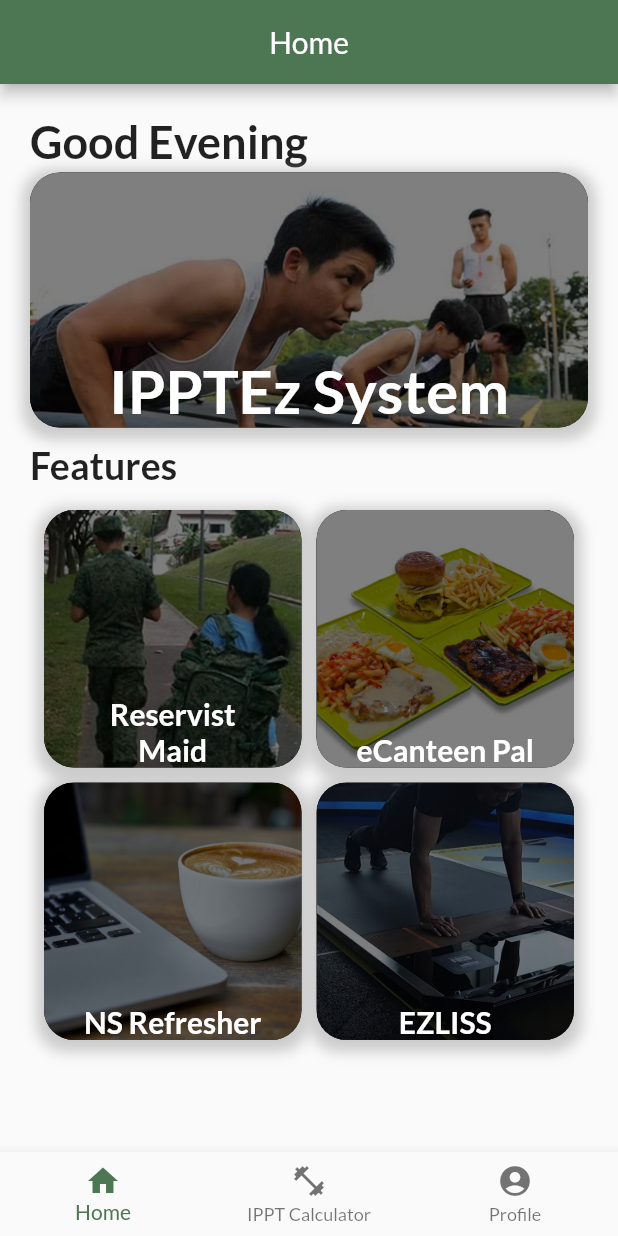
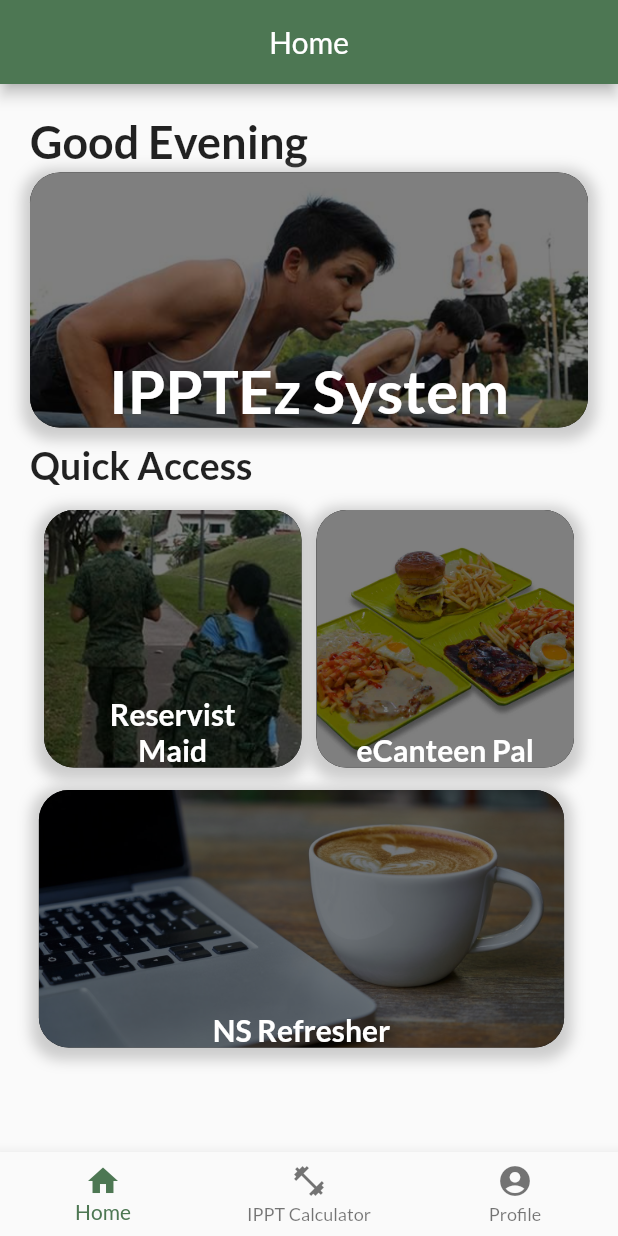
Before and after one commit to firwer/dstahackathon, a Flutter app: the screen it shows once a user with an empty profile is signed in, on a phone screen of 412 x 824 dp. Run offline on Flutter 3.47's test engine with Material 2 defaults, Android fonts, the light colour scheme and no system bars; our stand-ins replace cloud_firestore, firebase_auth, firebase_core, flutter_svg, syncfusion_flutter_calendar; accounts and stored records are empty.

Commit message:
Removed EzEliss

```diff
--- a/code-exp/lib/pages/userpage.dart
+++ b/code-exp/lib/pages/userpage.dart
@@ -146,7 +146,7 @@ class _HomeTabState extends State<HomeTab> {
             SizedBox(
               height: 10,
             ),
-            Text('Features',
+            Text('Quick Access',
                 style: TextStyle(fontWeight: FontWeight.bold, fontSize: 25)),
             SizedBox(height: 15),
             //Features
@@ -244,7 +244,7 @@ class _HomeTabState extends State<HomeTab> {
               ],
             ),
             SizedBox(
-              height: 10,
+              height: 15,
             ),
             Row(
               mainAxisAlignment: MainAxisAlignment.center,
@@ -256,7 +256,7 @@ class _HomeTabState extends State<HomeTab> {
                     children: [
                       Container(
                         height: boxDim,
-                        width: boxDim,
+                        width: MediaQuery.of(context).size.width * 0.85,
                         decoration: BoxDecoration(
                           color: Colors.black,
                           image: DecorationImage(
@@ -296,49 +296,49 @@ class _HomeTabState extends State<HomeTab> {
                 ),
                 SizedBox(width: 10),
                 //eCanteen
-                InkWell(
-                  child: Stack(
-                    alignment: Alignment.bottomCenter,
-                    children: [
-                      Container(
-                        height: boxDim,
-                        width: boxDim,
-                        decoration: BoxDecoration(
-                          color: Colors.black,
-                          image: DecorationImage(
-                            image: const AssetImage(
-                                'assets/images/TFEFeature.jpg'),
-                            fit: BoxFit.cover,
-                            colorFilter: ColorFilter.mode(
-                                Colors.black.withOpacity(0.5),
-                                BlendMode.darken),
-                          ),
-                          borderRadius: BorderRadius.circular(20),
-                          boxShadow: [
-                            BoxShadow(
-                              color: Colors.grey.withOpacity(0.5),
-                              spreadRadius: 5,
-                              blurRadius: 7,
-                              offset:
-                                  Offset(0, 3), // changes position of shadow
-                            ),
-                          ],
-                        ),
-                      ),
-                      Text(
-                        'EZLISS',
-                        style: TextStyle(
-                            color: Colors.white,
-                            fontSize: 20,
-                            fontWeight: FontWeight.bold),
-                      )
-                    ],
-                  ),
-                  onTap: () {
-                    //TODO: Map this to EZ Eliss system
-                    Navigator.of(context).pushNamed('/eCanteen-screen');
-                  },
-                ),
+                // InkWell(
+                //   child: Stack(
+                //     alignment: Alignment.bottomCenter,
+                //     children: [
+                //       Container(
+                //         height: boxDim,
+                //         width: boxDim,
+                //         decoration: BoxDecoration(
+                //           color: Colors.black,
+                //           image: DecorationImage(
+                //             image: const AssetImage(
+                //                 'assets/images/TFEFeature.jpg'),
+                //             fit: BoxFit.cover,
+                //             colorFilter: ColorFilter.mode(
+                //                 Colors.black.withOpacity(0.5),
+                //                 BlendMode.darken),
+                //           ),
+                //           borderRadius: BorderRadius.circular(20),
+                //           boxShadow: [
+                //             BoxShadow(
+                //               color: Colors.grey.withOpacity(0.5),
+                //               spreadRadius: 5,
+                //               blurRadius: 7,
+                //               offset:
+                //                   Offset(0, 3), // changes position of shadow
+                //             ),
+                //           ],
+                //         ),
+                //       ),
+                //       Text(
+                //         'EZLISS',
+                //         style: TextStyle(
+                //             color: Colors.white,
+                //             fontSize: 20,
+                //             fontWeight: FontWeight.bold),
+                //       )
+                //     ],
+                //   ),
+                //   onTap: () {
+                //     //TODO: Map this to EZ Eliss system
+                //     Navigator.of(context).pushNamed('/eCanteen-screen');
+                //   },
+                // ),
               ],
             ),
           ],
```
